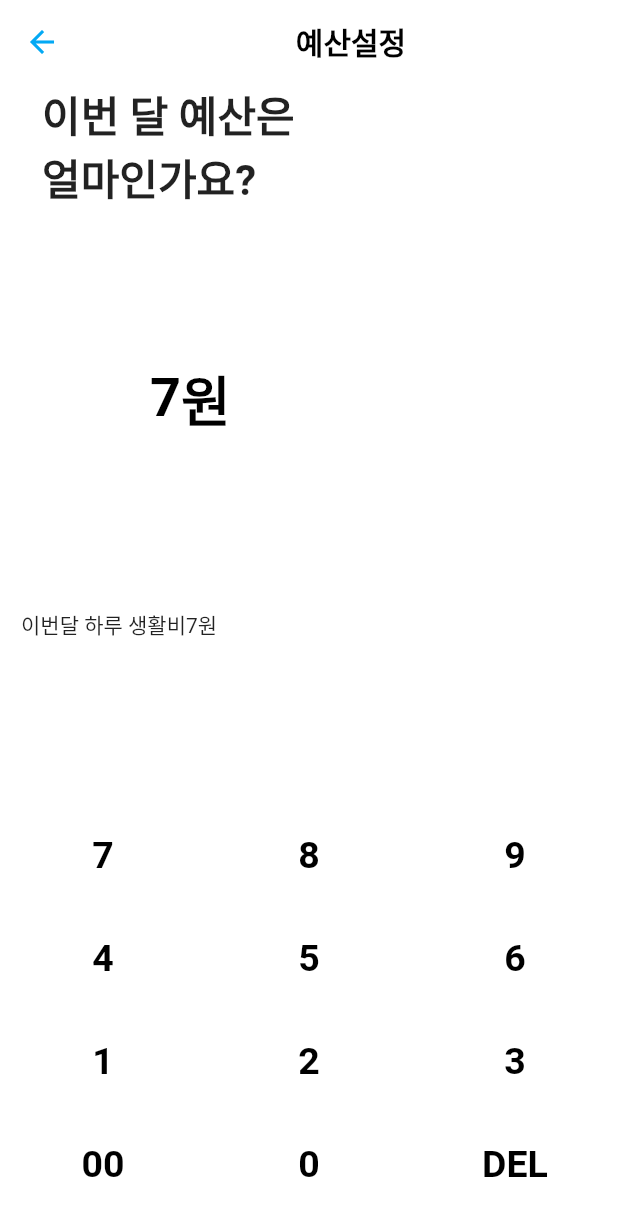
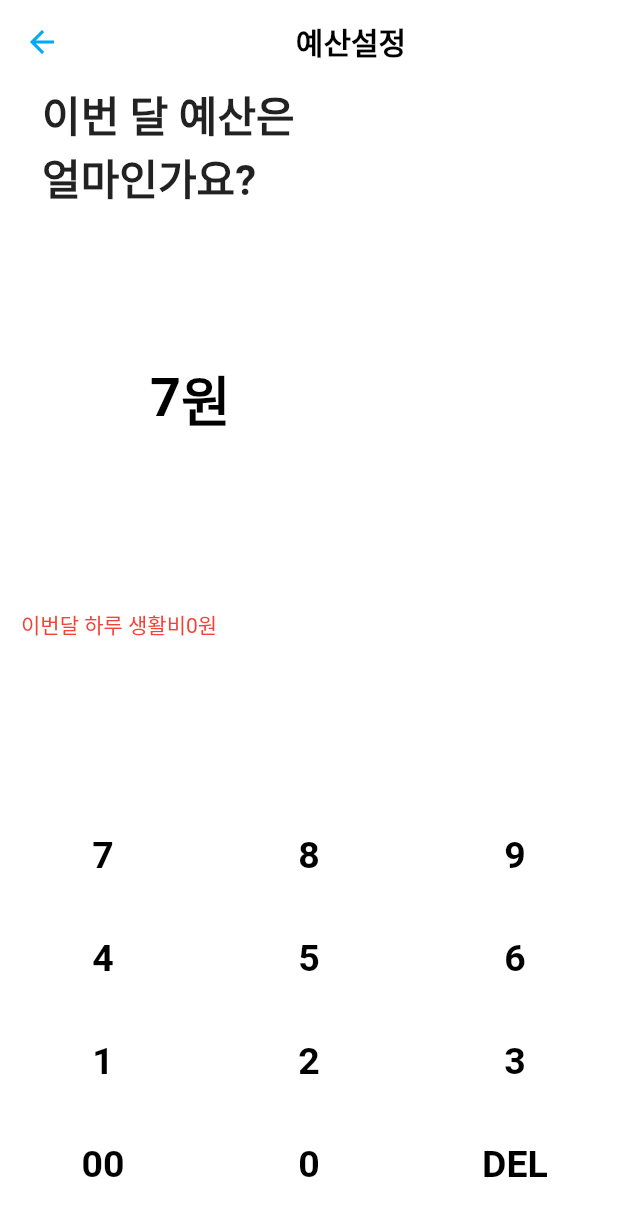
Before and after one commit to GoodZZaa/goodZZa, a Flutter app: the SetMonthBudget screen opened directly, after a tap on an icon or button, on a phone screen of 412 x 824 dp. Shown: the top 1216 px of the screen. Run offline on Flutter 3.47's test engine with Material 2 defaults, Android fonts, the phone set to English and light mode, and no system bars; our stand-ins replace cached_network_image, camera, dio, flutter_dotenv, pull_to_refresh; accounts and stored records are empty; network calls fail.

Commit message:
하루 생활비 계산 기능 추가

```diff
--- a/lib/pages/set_monthbudget.dart
+++ b/lib/pages/set_monthbudget.dart
@@ -1,3 +1,6 @@
+import 'dart:core';
+import 'dart:core';
+
 import 'package:flutter/material.dart';
 
 class SetMonthBudget extends StatefulWidget {
@@ -102,7 +105,12 @@ class _SetMonthBudgetState extends State<SetMonthBudget> {
                 Container(
                   padding: EdgeInsets.all(14),
                   alignment: Alignment.centerLeft,
-                  child: Text('이번달 하루 생활비' + userInput + '원'),
+                  child: (userInput == '')
+                      ? Text('이번달 하루 생활비 0원')
+                      : Text(
+                          '이번달 하루 생활비' + DailyBudget(userInput) + '원',
+                          style: TextStyle(color: Colors.red),
+                        ),
                 ),
               ]),
             ),
@@ -167,12 +175,14 @@ class _SetMonthBudgetState extends State<SetMonthBudget> {
 
 }
 
-Widget? DailyBudget(String? userInput) {
+String DailyBudget(String? userInput) {
   double reUserInput = double.parse(userInput!);
   double dailyBudget = reUserInput / 30;
 
   String res = "";
-  res = (dailyBudget).toString();
+  res = (dailyBudget.floor()).toString();
+
+  return res;
 }
 
 // creating Stateless Widget for buttons
```
